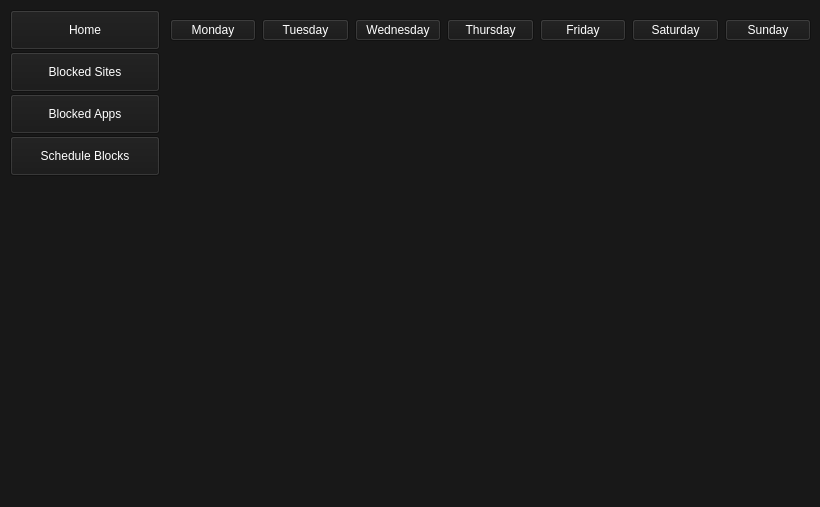
This is ui/scheduleblocks.ui in HowePersonal/DistractionBlocker as Qt 5 draws it before an edit. The edited form follows.
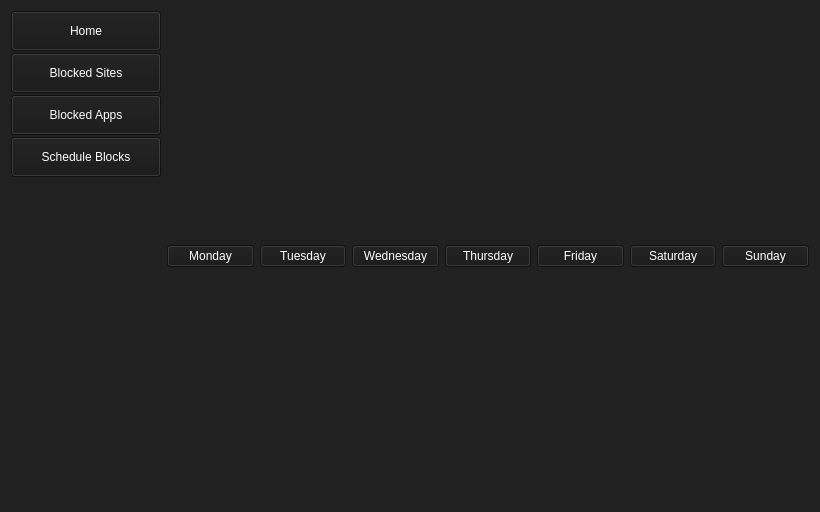
This is the edited form.

Diff of the .ui file:
```diff
--- a/ui/scheduleblocks.ui
+++ b/ui/scheduleblocks.ui
@@ -7,7 +7,7 @@
     <x>0</x>
     <y>0</y>
     <width>820</width>
-    <height>507</height>
+    <height>512</height>
    </rect>
   </property>
   <property name="minimumSize">
@@ -20,17 +20,10 @@
    <string>Distraction Blocker</string>
   </property>
   <property name="styleSheet">
-   <string notr="true">background-color: rgb(24,24,24);</string>
+   <string notr="true">background-color: rgb(33,33,33);</string>
   </property>
-  <widget class="QWidget" name="verticalLayoutWidget">
-   <property name="geometry">
-    <rect>
-     <x>10</x>
-     <y>10</y>
-     <width>160</width>
-     <height>491</height>
-    </rect>
-   </property>
+  <layout class="QGridLayout" name="gridLayout">
+   <item row="0" column="0">
    <layout class="QVBoxLayout" name="verticalLayout">
     <property name="spacing">
      <number>2</number>
@@ -52,7 +45,7 @@
       <property name="styleSheet">
        <string notr="true">color: white;
 font: 63 12pt &quot;Cascadia Mono SemiBold&quot;;
-border-bottom: 2px solid white;</string>
+background-color: rgb(24,24,24);</string>
       </property>
       <property name="text">
        <string>Home</string>
@@ -76,7 +69,7 @@
       <property name="styleSheet">
        <string notr="true">color: white;
 font: 63 12pt &quot;Cascadia Mono SemiBold&quot;;
-border-bottom: 2px solid white;</string>
+background-color: rgb(24,24,24);</string>
       </property>
       <property name="text">
        <string>Blocked Sites</string>
@@ -100,7 +93,7 @@
       <property name="styleSheet">
        <string notr="true">color: white;
 font: 63 12pt &quot;Cascadia Mono SemiBold&quot;;
-border-bottom: 2px solid white;</string>
+background-color: rgb(24,24,24);</string>
       </property>
       <property name="text">
        <string>Blocked Apps</string>
@@ -124,7 +117,7 @@
       <property name="styleSheet">
        <string notr="true">color: white;
 font: 63 12pt &quot;Cascadia Mono SemiBold&quot;;
-border-bottom: 2px solid white;</string>
+background-color: rgb(24,24,24);</string>
       </property>
       <property name="text">
        <string>Schedule Blocks</string>
@@ -145,22 +138,15 @@
      </spacer>
     </item>
    </layout>
-  </widget>
-  <widget class="QWidget" name="horizontalLayoutWidget">
-   <property name="geometry">
-    <rect>
-     <x>170</x>
-     <y>-10</y>
-     <width>641</width>
-     <height>80</height>
-    </rect>
-   </property>
+   </item>
+   <item row="0" column="1">
    <layout class="QHBoxLayout" name="horizontalLayout">
     <item>
      <widget class="QPushButton" name="btn_scheduleMonday">
       <property name="styleSheet">
        <string notr="true">color: white;
-font: 75 9pt &quot;MS Shell Dlg 2&quot;;</string>
+font: 75 9pt &quot;MS Shell Dlg 2&quot;;
+background-color: rgb(24,24,24);</string>
       </property>
       <property name="text">
        <string>Monday</string>
@@ -171,7 +157,8 @@
      <widget class="QPushButton" name="btn_scheduleTuesday">
       <property name="styleSheet">
        <string notr="true">color: white;
-font: 75 9pt &quot;MS Shell Dlg 2&quot;;</string>
+font: 75 9pt &quot;MS Shell Dlg 2&quot;;
+background-color: rgb(24,24,24);</string>
       </property>
       <property name="text">
        <string>Tuesday</string>
@@ -182,7 +169,8 @@
      <widget class="QPushButton" name="btn_scheduleWednesday">
       <property name="styleSheet">
        <string notr="true">color: white;
-font: 75 9pt &quot;MS Shell Dlg 2&quot;;</string>
+font: 75 9pt &quot;MS Shell Dlg 2&quot;;
+background-color: rgb(24,24,24);</string>
       </property>
       <property name="text">
        <string>Wednesday</string>
@@ -193,7 +181,8 @@
      <widget class="QPushButton" name="btn_scheduleThursday">
       <property name="styleSheet">
        <string notr="true">color: white;
-font: 75 9pt &quot;MS Shell Dlg 2&quot;;</string>
+font: 75 9pt &quot;MS Shell Dlg 2&quot;;
+background-color: rgb(24,24,24);</string>
       </property>
       <property name="text">
        <string>Thursday</string>
@@ -204,7 +193,8 @@
      <widget class="QPushButton" name="btn_scheduleFriday">
       <property name="styleSheet">
        <string notr="true">color: white;
-font: 75 9pt &quot;MS Shell Dlg 2&quot;;</string>
+font: 75 9pt &quot;MS Shell Dlg 2&quot;;
+background-color: rgb(24,24,24);</string>
       </property>
       <property name="text">
        <string>Friday</string>
@@ -215,7 +205,8 @@
      <widget class="QPushButton" name="btn_scheduleSaturday">
       <property name="styleSheet">
        <string notr="true">color: white;
-font: 75 9pt &quot;MS Shell Dlg 2&quot;;</string>
+font: 75 9pt &quot;MS Shell Dlg 2&quot;;
+background-color: rgb(24,24,24);</string>
       </property>
       <property name="text">
        <string>Saturday</string>
@@ -226,7 +217,8 @@
      <widget class="QPushButton" name="btn_scheduleSunday">
       <property name="styleSheet">
        <string notr="true">color: white;
-font: 75 9pt &quot;MS Shell Dlg 2&quot;;</string>
+font: 75 9pt &quot;MS Shell Dlg 2&quot;;
+background-color: rgb(24,24,24);</string>
       </property>
       <property name="text">
        <string>Sunday</string>
@@ -234,7 +226,8 @@
      </widget>
     </item>
    </layout>
-  </widget>
+   </item>
+  </layout>
  </widget>
  <resources/>
  <connections/>
```
Lines whose indentation alone changed are shown as unchanged.
